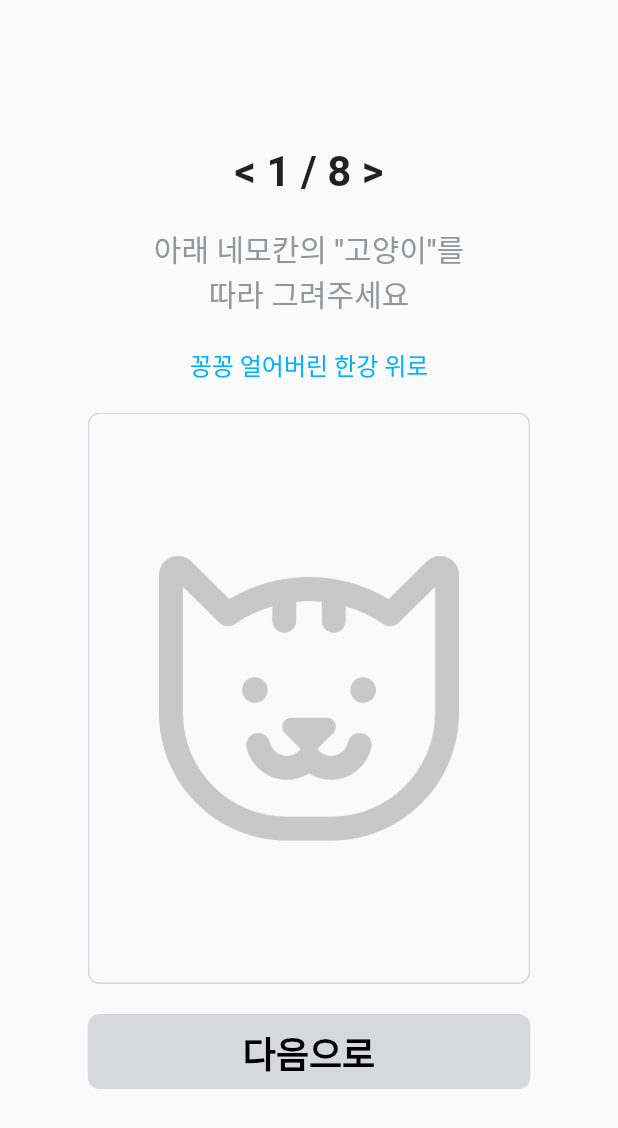
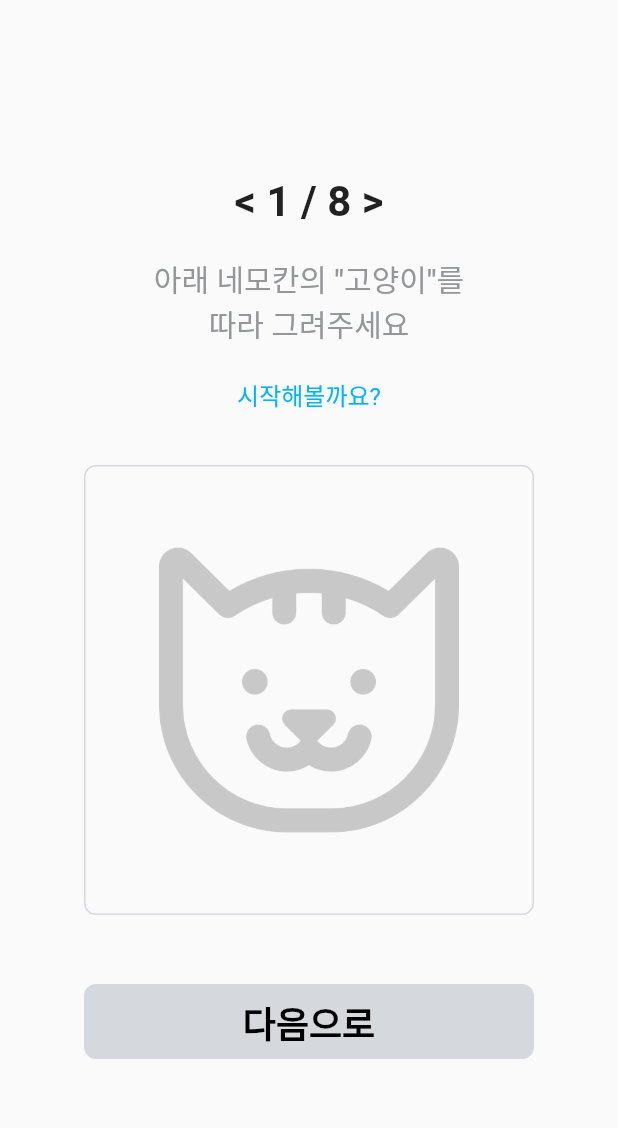
Before and after one commit to H4ngL/2024_ITE3062, a Flutter app: the TutorialPage screen opened directly, after a tap on "시작하기!", on a phone screen of 412 x 824 dp. Shown: the top 1128 px of the screen. Run offline on Flutter 3.47's test engine with Material 3 defaults, Android fonts, the phone set to English and light mode, and no system bars; our stand-ins replace cloud_firestore, dropdown_button2, firebase_auth, firebase_core, flutter_colorpicker, get and 2 more; missing offline and left inert: flutter_web_frame, just_the_tooltip; accounts and stored records are empty; Roboto replaces fonts that are missing (Pretendard); statements that could not run were skipped.

Commit message:
feat: init firebase
- fix width, height

```diff
--- /dev/null
+++ b/project2/firestore.indexes.json
@@ -0,0 +1,4 @@
+{
+  "indexes": [],
+  "fieldOverrides": []
+}
--- a/project2/lib/screens/canvas_page.dart
+++ b/project2/lib/screens/canvas_page.dart
@@ -18,7 +18,7 @@ List description = [
 ];
 
 List subDescription = [
-  '꽁꽁 얼어버린 한강 위로',
+  '시작해볼까요?',
   '이번엔 나무를 따라 그려봅시다',
   '이건 사람입니다',
   '하트를 따라 그려봅시다',
@@ -40,7 +40,7 @@ class CanvasPage extends StatelessWidget {
   Widget build(BuildContext context) {
     return Scaffold(
       body: Padding(
-        padding: const EdgeInsets.symmetric(horizontal: 32),
+        padding: const EdgeInsets.symmetric(horizontal: 30),
         child: Center(
           child: Column(
             mainAxisAlignment: MainAxisAlignment.center,
@@ -72,9 +72,9 @@ class CanvasPage extends StatelessWidget {
                   color: ColorStyles.darkPointColor,
                 ),
               ),
-              const SizedBox(height: 20),
+              const SizedBox(height: 35),
               CustomCanvas(
-                  size: const Size(295, 381),
+                  size: const Size(300, 300),
                   child: (index < 4)
                       ? Center(
                           child: Opacity(
@@ -96,7 +96,7 @@ class CanvasPage extends StatelessWidget {
                             ),
                           ),
                         )),
-              const SizedBox(height: 20),
+              const SizedBox(height: 46),
               if (index != maxIndex)
                 CustomButton(
                   text: '다음으로',
--- a/project2/lib/screens/end_page.dart
+++ b/project2/lib/screens/end_page.dart
@@ -7,7 +7,7 @@ class EndPage extends StatelessWidget {
   Widget build(BuildContext context) {
     return Scaffold(
       body: Padding(
-        padding: const EdgeInsets.symmetric(horizontal: 32),
+        padding: const EdgeInsets.symmetric(horizontal: 30),
         child: Center(
           child: Column(
             mainAxisAlignment: MainAxisAlignment.center,
--- a/project2/lib/screens/home_page.dart
+++ b/project2/lib/screens/home_page.dart
@@ -10,7 +10,7 @@ class HomePage extends StatelessWidget {
   Widget build(BuildContext context) {
     return Scaffold(
       body: Padding(
-        padding: const EdgeInsets.symmetric(horizontal: 32),
+        padding: const EdgeInsets.symmetric(horizontal: 30),
         child: Center(
           child: Column(
             mainAxisAlignment: MainAxisAlignment.center,
--- a/project2/lib/screens/tutorial_page.dart
+++ b/project2/lib/screens/tutorial_page.dart
@@ -11,7 +11,7 @@ class TutorialPage extends StatelessWidget {
   Widget build(BuildContext context) {
     return Scaffold(
       body: Padding(
-        padding: const EdgeInsets.symmetric(horizontal: 32),
+        padding: const EdgeInsets.symmetric(horizontal: 30),
         child: Center(
           child: Column(
             mainAxisAlignment: MainAxisAlignment.center,
@@ -43,9 +43,9 @@ class TutorialPage extends StatelessWidget {
                   color: ColorStyles.negativeColor,
                 ),
               ),
-              const SizedBox(height: 20),
+              const SizedBox(height: 35),
               const CustomCanvas(
-                size: Size(295, 381),
+                size: Size(300, 300),
                 child: Center(
                   child: Text(
                     '여기에 그림을 그려보세요',
@@ -56,16 +56,14 @@ class TutorialPage extends StatelessWidget {
                   ),
                 ),
               ),
-              const SizedBox(height: 20),
+              const SizedBox(height: 46),
               CustomButton(
                 text: '시작하기!',
                 onPressed: () {
                   Navigator.of(context).push(
                     PageRouteBuilder(
                         pageBuilder: (context, animation, secondaryAnimation) =>
-                            const CanvasPage(
-                              index: 1,
-                            ),
+                            const CanvasPage(index: 1),
                         transitionsBuilder:
                             (context, animation, secondaryAnimation, child) =>
                                 child),
--- a/project2/lib/widgets/custom_button.dart
+++ b/project2/lib/widgets/custom_button.dart
@@ -6,7 +6,7 @@ class CustomButton extends StatelessWidget {
     super.key,
     required this.text,
     required this.onPressed,
-    this.size = const Size(295, 50),
+    this.size = const Size(300, 50),
     this.color = ColorStyles.pointColor,
   });
 
--- a/project2/pubspec.yaml
+++ b/project2/pubspec.yaml
@@ -36,6 +36,8 @@ dependencies:
   cupertino_icons: ^1.0.6
   flutter_web_frame: ^1.0.0
   flutter_launcher_icons: ^0.13.1
+  firebase_core: ^2.31.0
+  cloud_firestore: ^4.17.3
 
 dev_dependencies:
   flutter_test:
```
Also changed, not shown: project2/lib/main.dart (+7 -1 lines), project2/lib/screens/pre_survey_page.dart (+9 -4 lines), project2/firebase.json (added), project2/lib/firebase_options.dart (added), project2/pubspec.lock, 7 other files.
